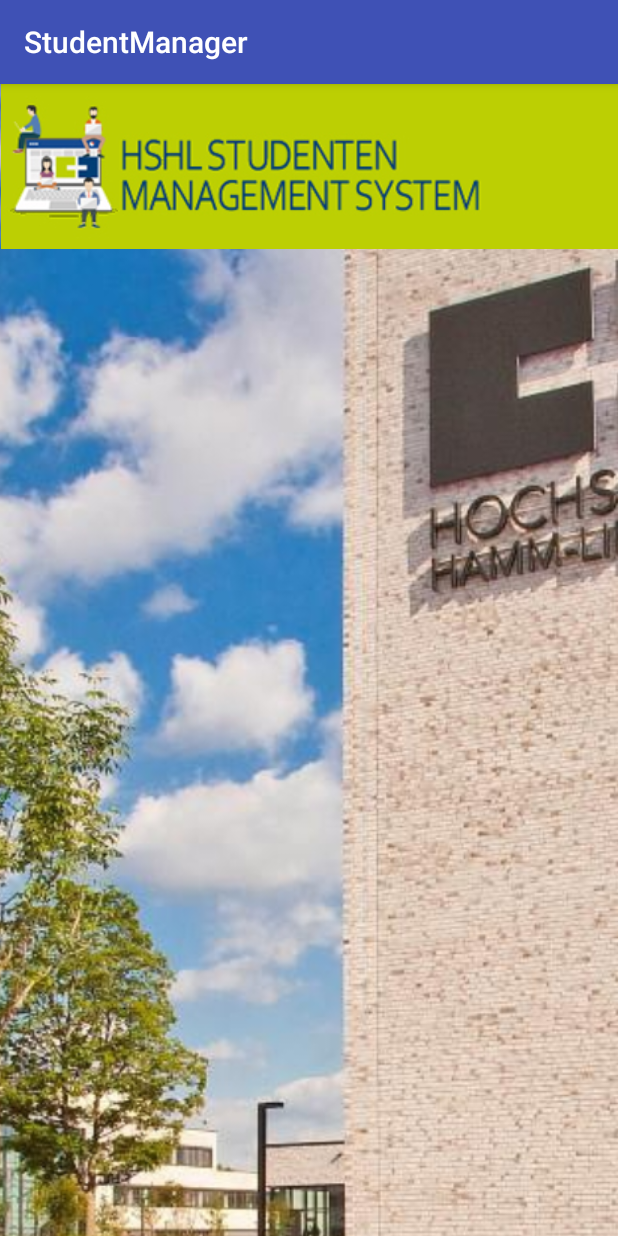
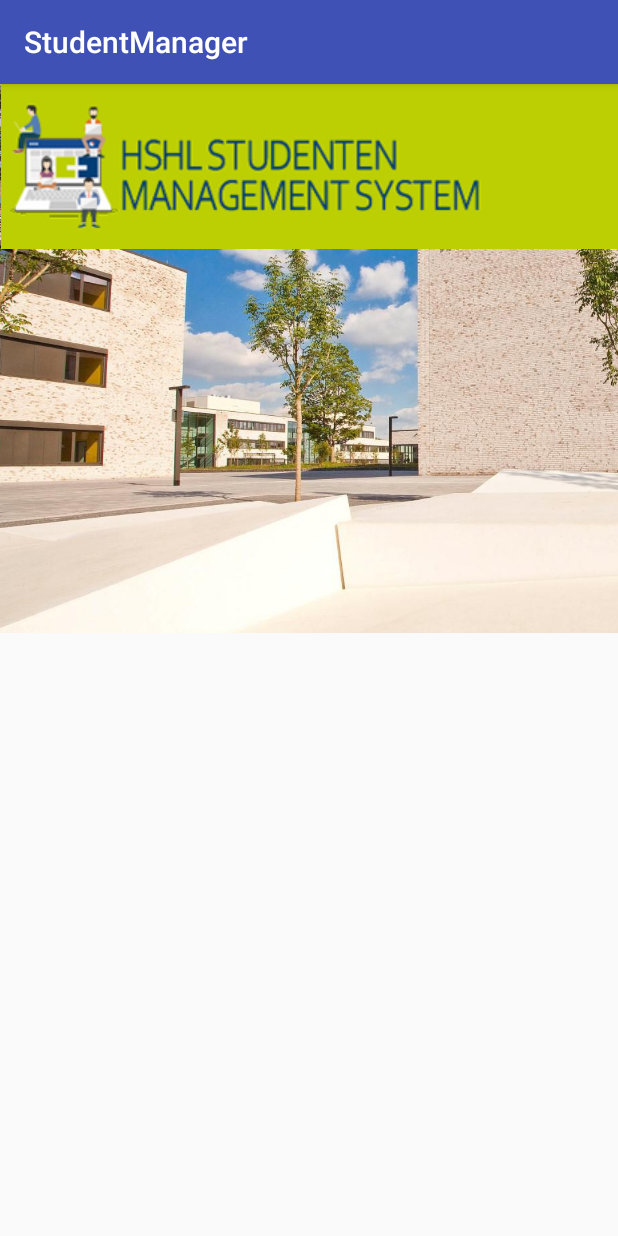
Before and after one commit to DerChris2011/StudentManager, an Android app: the screen it shows after launch (Login), on a phone screen of 412 x 824 dp. Run offline under Robolectric (Android 15) with nearby library versions, the phone set to English and light mode, and no system bars.

```diff
--- a/app/src/main/res/layout/activity_login.xml
+++ b/app/src/main/res/layout/activity_login.xml
@@ -9,13 +9,13 @@
     <FrameLayout
         android:layout_width="851dp"
         android:layout_height="1142dp"
-        tools:layout_editor_absoluteX="-32dp"
-        tools:layout_editor_absoluteY="-19dp">
+        tools:layout_editor_absoluteX="0dp"
+        tools:layout_editor_absoluteY="97dp">
 
         <ImageView
             android:id="@+id/imageView3"
-            android:layout_width="wrap_content"
-            android:layout_height="1127dp"
+            android:layout_width="689dp"
+            android:layout_height="366dp"
             android:scaleType="centerCrop"
             app:srcCompat="@drawable/menue_hintergrundbild" />
     </FrameLayout>
```
